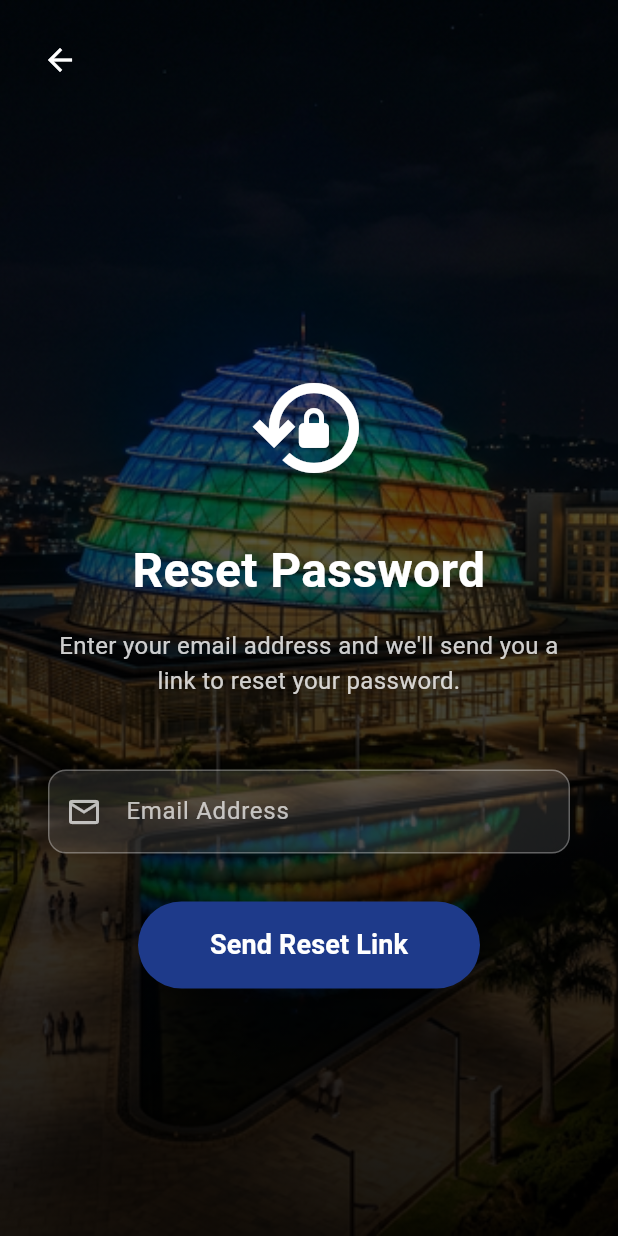
After one commit to Bonaeineza31/kigali_projects, a Flutter app: the ForgotPasswordScreen screen opened directly, on a phone screen of 412 x 824 dp. The commit adds this screen. Run offline on Flutter 3.47's test engine with Material 3 defaults, Android fonts, the phone set to English and light mode, and no system bars; our stand-ins replace cloud_firestore, firebase_auth, firebase_core, flutter_dotenv, flutter_map, latlong2; accounts and stored records are empty.

Commit message:
Updated the ui of forgot password as screen not pop-up

```diff
--- /dev/null
+++ b/kigali_project/lib/screens/forgot_password_screen.dart
@@ -0,0 +1,186 @@
+import 'package:flutter/material.dart';
+import 'package:provider/provider.dart';
+import '../providers/auth_provider.dart';
+
+class ForgotPasswordScreen extends StatefulWidget {
+  const ForgotPasswordScreen({super.key});
+
+  @override
+  State<ForgotPasswordScreen> createState() => _ForgotPasswordScreenState();
+}
+
+class _ForgotPasswordScreenState extends State<ForgotPasswordScreen> {
+  final _emailController = TextEditingController();
+  bool _isLoading = false;
+
+  @override
+  void dispose() {
+    _emailController.dispose();
+    super.dispose();
+  }
+
+  @override
+  Widget build(BuildContext context) {
+    final authProvider = Provider.of<AuthProvider>(context);
+
+    return Scaffold(
+      body: Stack(
+        children: [
+          // Background Image
+          Container(
+            decoration: const BoxDecoration(
+              image: DecorationImage(
+                image: AssetImage('assets/images/kigali_convention_night.png'),
+                fit: BoxFit.cover,
+              ),
+            ),
+          ),
+          // Dark Overlay Gradient
+          Container(
+            decoration: BoxDecoration(
+              gradient: LinearGradient(
+                begin: Alignment.topCenter,
+                end: Alignment.bottomCenter,
+                colors: [
+                  Colors.black.withOpacity(0.4),
+                  Colors.black.withOpacity(0.7),
+                  Colors.black.withOpacity(0.9),
+                ],
+              ),
+            ),
+          ),
+          // Content
+          SafeArea(
+            child: Column(
+              crossAxisAlignment: CrossAxisAlignment.stretch,
+              children: [
+                Padding(
+                  padding: const EdgeInsets.all(16.0),
+                  child: Align(
+                    alignment: Alignment.topLeft,
+                    child: IconButton(
+                      onPressed: () => Navigator.pop(context),
+                      icon: const Icon(Icons.arrow_back, color: Colors.white),
+                    ),
+                  ),
+                ),
+                Expanded(
+                  child: Center(
+                    child: SingleChildScrollView(
+                      padding: const EdgeInsets.symmetric(horizontal: 32.0),
+                      child: Column(
+                        mainAxisAlignment: MainAxisAlignment.center,
+                        children: [
+                          const Icon(Icons.lock_reset_outlined, size: 80, color: Colors.white),
+                          const SizedBox(height: 32),
+                          const Text(
+                            'Reset Password',
+                            textAlign: TextAlign.center,
+                            style: TextStyle(
+                              fontSize: 32,
+                              fontWeight: FontWeight.bold,
+                              color: Colors.white,
+                            ),
+                          ),
+                          const SizedBox(height: 16),
+                          Text(
+                            'Enter your email address and we\'ll send you a link to reset your password.',
+                            textAlign: TextAlign.center,
+                            style: TextStyle(
+                              fontSize: 16,
+                              color: Colors.white.withOpacity(0.8),
+                            ),
+                          ),
+                          const SizedBox(height: 48),
+                          _buildTextField(
+                            controller: _emailController,
+                            label: 'Email Address',
+                            icon: Icons.email_outlined,
+                            keyboardType: TextInputType.emailAddress,
+                          ),
+                          const SizedBox(height: 32),
+                          if (_isLoading)
+                            const CircularProgressIndicator(color: Colors.white)
+                          else
+                            ElevatedButton(
+                              onPressed: () async {
+                                final email = _emailController.text.trim();
+                                if (email.isEmpty) {
+                                  ScaffoldMessenger.of(context).showSnackBar(
+                                    const SnackBar(content: Text('Please enter your email')),
+                                  );
+                                  return;
+                                }
+
+                                setState(() => _isLoading = true);
+                                final success = await authProvider.sendPasswordResetEmail(email);
+                                setState(() => _isLoading = false);
+
+                                if (mounted) {
+                                  ScaffoldMessenger.of(context).showSnackBar(
+                                    SnackBar(
+                                      content: Text(success
+                                        ? 'Password reset email sent!'
+                                        : 'Failed to send reset email. Please try again.'),
+                                      backgroundColor: success ? Colors.green : Colors.red,
+                                    ),
+                                  );
+                                  if (success) {
+                                    Navigator.pop(context);
+                                  }
+                                }
+                              },
+                              style: ElevatedButton.styleFrom(
+                                backgroundColor: const Color(0xFF1E3A8A),
+                                foregroundColor: Colors.white,
+                                padding: const EdgeInsets.symmetric(horizontal: 48, vertical: 16),
+                                shape: RoundedRectangleBorder(borderRadius: BorderRadius.circular(30)),
+                                elevation: 8,
+                              ),
+                              child: const Text('Send Reset Link', style: TextStyle(fontSize: 18, fontWeight: FontWeight.bold)),
+                            ),
+                        ],
+                      ),
+                    ),
+                  ),
+                ),
+              ],
+            ),
+          ),
+        ],
+      ),
+    );
+  }
+
+  Widget _buildTextField({
+    required TextEditingController controller,
+    required String label,
+    required IconData icon,
+    TextInputType? keyboardType,
+  }) {
+    return TextField(
+      controller: controller,
+      keyboardType: keyboardType,
+      style: const TextStyle(color: Colors.white),
+      decoration: InputDecoration(
+        labelText: label,
+        labelStyle: TextStyle(color: Colors.white.withOpacity(0.7)),
+        prefixIcon: Icon(icon, color: Colors.white.withOpacity(0.7)),
+        filled: true,
+        fillColor: Colors.white.withOpacity(0.1),
+        border: OutlineInputBorder(
+          borderRadius: BorderRadius.circular(12),
+          borderSide: BorderSide.none,
+        ),
+        enabledBorder: OutlineInputBorder(
+          borderRadius: BorderRadius.circular(12),
+          borderSide: BorderSide(color: Colors.white.withOpacity(0.3)),
+        ),
+        focusedBorder: OutlineInputBorder(
+          borderRadius: BorderRadius.circular(12),
+          borderSide: const BorderSide(color: Colors.white),
+        ),
+      ),
+    );
+  }
+}
--- a/kigali_project/lib/screens/login_screen.dart
+++ b/kigali_project/lib/screens/login_screen.dart
@@ -1,6 +1,7 @@
 import 'package:flutter/material.dart';
 import 'package:provider/provider.dart';
 import '../providers/auth_provider.dart';
+import 'forgot_password_screen.dart';
 
 class LoginScreen extends StatefulWidget {
   const LoginScreen({super.key});
@@ -185,7 +186,12 @@ class _LoginScreenState extends State<LoginScreen> {
           Align(
             alignment: Alignment.centerRight,
             child: TextButton(
-              onPressed: () => _showForgotPasswordDialog(context, authProvider),
+              onPressed: () {
+                Navigator.push(
+                  context,
+                  MaterialPageRoute(builder: (context) => const ForgotPasswordScreen()),
+                );
+              },
               child: Text(
                 'Forgot Password?',
                 style: TextStyle(color: Colors.white.withOpacity(0.7), fontSize: 14),
@@ -223,64 +229,6 @@ class _LoginScreenState extends State<LoginScreen> {
           ),
         ),
       ],
-    );
-  }
-
-  void _showForgotPasswordDialog(BuildContext context, AuthProvider authProvider) {
-    final emailController = TextEditingController(text: _emailController.text);
-    showDialog(
-      context: context,
-      builder: (context) => AlertDialog(
-        backgroundColor: const Color(0xFF1E3A8A),
-        title: const Text('Reset Password', style: TextStyle(color: Colors.white)),
-        content: Column(
-          mainAxisSize: MainAxisSize.min,
-          children: [
-            const Text(
-              'Enter your email address and we\'ll send you a link to reset your password.',
-              style: TextStyle(color: Colors.white70),
-            ),
-            const SizedBox(height: 16),
-            TextField(
-              controller: emailController,
-              style: const TextStyle(color: Colors.white),
-              decoration: InputDecoration(
-                labelText: 'Email',
-                labelStyle: const TextStyle(color: Colors.white70),
-                enabledBorder: UnderlineInputBorder(borderSide: BorderSide(color: Colors.white.withOpacity(0.3))),
-                focusedBorder: const UnderlineInputBorder(borderSide: BorderSide(color: Colors.white)),
-              ),
-            ),
-          ],
-        ),
-        actions: [
-          TextButton(
-            onPressed: () => Navigator.pop(context),
-            child: const Text('Cancel', style: TextStyle(color: Colors.white70)),
-          ),
-          ElevatedButton(
-            onPressed: () async {
-              final email = emailController.text.trim();
-              if (email.isEmpty) return;
-
-              final success = await authProvider.sendPasswordResetEmail(email);
-              if (mounted) {
-                Navigator.pop(context);
-                ScaffoldMessenger.of(context).showSnackBar(
-                  SnackBar(
-                    content: Text(success
-                      ? 'Password reset email sent!'
-                      : 'Failed to send reset email. Please try again.'),
-                    backgroundColor: success ? Colors.green : Colors.red,
-                  ),
-                );
-              }
-            },
-            style: ElevatedButton.styleFrom(backgroundColor: Colors.white, foregroundColor: const Color(0xFF1E3A8A)),
-            child: const Text('Send Reset Link'),
-          ),
-        ],
-      ),
     );
   }
 
```
